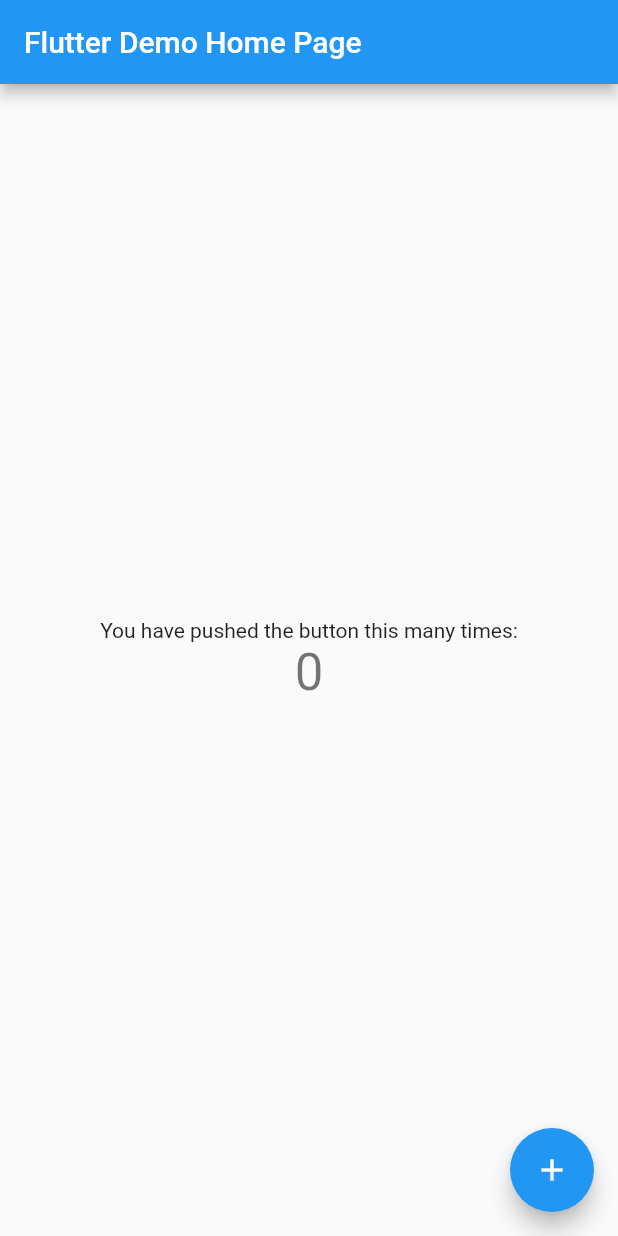
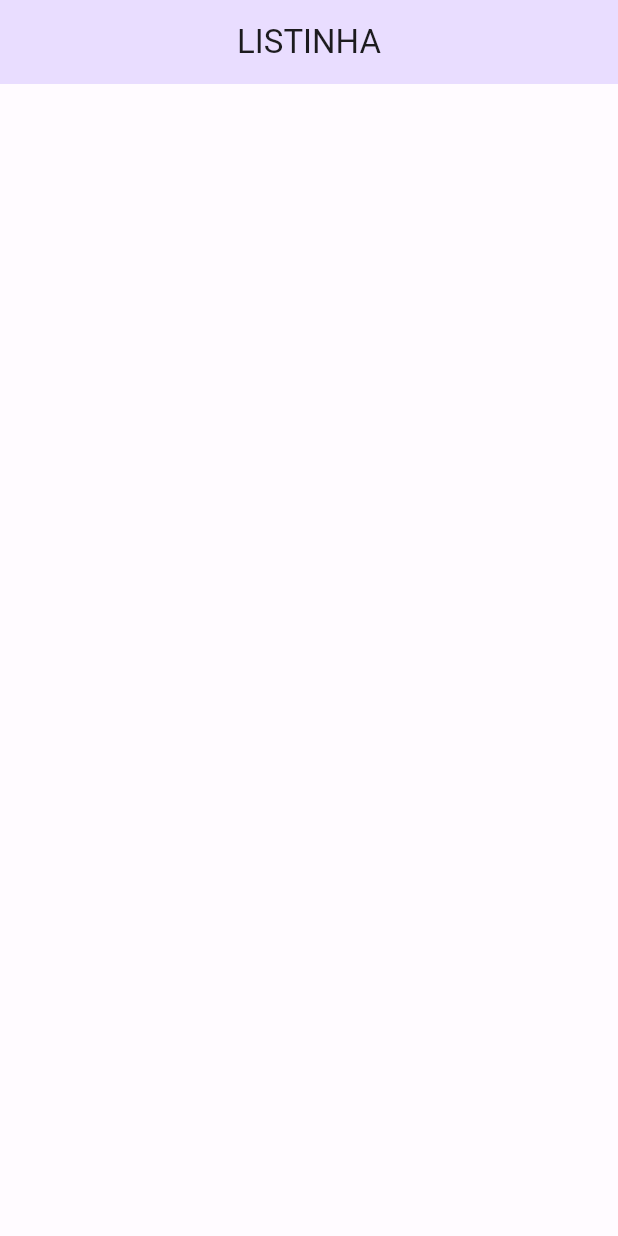
Before and after one commit to AdrielCosta420/app-lista-fullstack, a Flutter app: the screen it shows after launch, on a phone screen of 412 x 824 dp. Run offline on Flutter 3.47's test engine with Material 2 defaults, Android fonts, the phone set to English and light mode, and no system bars.

Commit message:
criando minha home page

```diff
--- /dev/null
+++ b/app_listinha/lib/app_widget.dart
@@ -0,0 +1,20 @@
+import 'package:app_listinha/src/home/home_page.dart';
+import 'package:flutter/material.dart';
+import 'src/shared/themes/themes.dart';
+
+class AppWidget extends StatelessWidget {
+  const AppWidget({super.key});
+
+  // This widget is the root of your application.
+  @override
+  Widget build(BuildContext context) {
+    return MaterialApp(
+      title: 'Flutter Demo',
+      debugShowCheckedModeBanner: false,
+      themeMode: ThemeMode.light,
+      theme: lightTheme,
+      darkTheme: dartTheme,
+      home: const HomePage(),
+    );
+  }
+}
--- a/app_listinha/lib/main.dart
+++ b/app_listinha/lib/main.dart
@@ -1,115 +1,6 @@
+import 'package:app_listinha/app_widget.dart';
 import 'package:flutter/material.dart';
 
 void main() {
-  runApp(const MyApp());
+  runApp(const AppWidget ());
 }
-
-class MyApp extends StatelessWidget {
-  const MyApp({super.key});
-
-  // This widget is the root of your application.
-  @override
-  Widget build(BuildContext context) {
-    return MaterialApp(
-      title: 'Flutter Demo',
-      theme: ThemeData(
-        // This is the theme of your application.
-        //
-        // Try running your application with "flutter run". You'll see the
-        // application has a blue toolbar. Then, without quitting the app, try
-        // changing the primarySwatch below to Colors.green and then invoke
-        // "hot reload" (press "r" in the console where you ran "flutter run",
-        // or simply save your changes to "hot reload" in a Flutter IDE).
-        // Notice that the counter didn't reset back to zero; the application
-        // is not restarted.
-        primarySwatch: Colors.blue,
-      ),
-      home: const MyHomePage(title: 'Flutter Demo Home Page'),
-    );
-  }
-}
-
-class MyHomePage extends StatefulWidget {
-  const MyHomePage({super.key, required this.title});
-
-  // This widget is the home page of your application. It is stateful, meaning
-  // that it has a State object (defined below) that contains fields that affect
-  // how it looks.
-
-  // This class is the configuration for the state. It holds the values (in this
-  // case the title) provided by the parent (in this case the App widget) and
-  // used by the build method of the State. Fields in a Widget subclass are
-  // always marked "final".
-
-  final String title;
-
-  @override
-  State<MyHomePage> createState() => _MyHomePageState();
-}
-
-class _MyHomePageState extends State<MyHomePage> {
-  int _counter = 0;
-
-  void _incrementCounter() {
-    setState(() {
-      // This call to setState tells the Flutter framework that something has
-      // changed in this State, which causes it to rerun the build method below
-      // so that the display can reflect the updated values. If we changed
-      // _counter without calling setState(), then the build method would not be
-      // called again, and so nothing would appear to happen.
-      _counter++;
-    });
-  }
-
-  @override
-  Widget build(BuildContext context) {
-    // This method is rerun every time setState is called, for instance as done
-    // by the _incrementCounter method above.
-    //
-    // The Flutter framework has been optimized to make rerunning build methods
-    // fast, so that you can just rebuild anything that needs updating rather
-    // than having to individually change instances of widgets.
-    return Scaffold(
-      appBar: AppBar(
-        // Here we take the value from the MyHomePage object that was created by
-        // the App.build method, and use it to set our appbar title.
-        title: Text(widget.title),
-      ),
-      body: Center(
-        // Center is a layout widget. It takes a single child and positions it
-        // in the middle of the parent.
-        child: Column(
-          // Column is also a layout widget. It takes a list of children and
-          // arranges them vertically. By default, it sizes itself to fit its
-          // children horizontally, and tries to be as tall as its parent.
-          //
-          // Invoke "debug painting" (press "p" in the console, choose the
-          // "Toggle Debug Paint" action from the Flutter Inspector in Android
-          // Studio, or the "Toggle Debug Paint" command in Visual Studio Code)
-          // to see the wireframe for each widget.
-          //
-          // Column has various properties to control how it sizes itself and
-          // how it positions its children. Here we use mainAxisAlignment to
-          // center the children vertically; the main axis here is the vertical
-          // axis because Columns are vertical (the cross axis would be
-          // horizontal).
-          mainAxisAlignment: MainAxisAlignment.center,
-          children: <Widget>[
-            const Text(
-              'You have pushed the button this many times:',
-            ),
-            Text(
-              '$_counter',
-              style: Theme.of(context).textTheme.headlineMedium,
-            ),
-          ],
-        ),
-      ),
-      floatingActionButton: FloatingActionButton(
-        onPressed: _incrementCounter,
-        tooltip: 'Increment',
-        child: const Icon(Icons.add),
-      ), // This trailing comma makes auto-formatting nicer for build methods.
-    );
-  }
-}
--- /dev/null
+++ b/app_listinha/lib/src/home/home_page.dart
@@ -0,0 +1,21 @@
+import 'package:flutter/material.dart';
+import 'package:flutter/src/widgets/framework.dart';
+import 'package:flutter/src/widgets/placeholder.dart';
+
+class HomePage extends StatefulWidget {
+  const HomePage({super.key});
+
+  @override
+  State<HomePage> createState() => _HomePageState();
+}
+
+class _HomePageState extends State<HomePage> {
+  @override
+  Widget build(BuildContext context) {
+    return Scaffold(
+      appBar: AppBar(
+        title: const Text('LISTINHA'),
+      ),
+    );
+  }
+}
--- /dev/null
+++ b/app_listinha/lib/src/shared/themes/themes.dart
@@ -0,0 +1,25 @@
+import 'package:flutter/material.dart';
+
+part 'color_schemes.g.dart';
+
+ThemeData get lightTheme => ThemeData(
+  useMaterial3: true,
+  colorScheme: _lightColorScheme,
+  appBarTheme: AppBarTheme(
+    centerTitle: true,
+    backgroundColor: _lightColorScheme.primaryContainer,
+  ),
+  floatingActionButtonTheme: FloatingActionButtonThemeData(
+    backgroundColor: _lightColorScheme.primary,
+    foregroundColor: Colors.white,
+  ),
+);
+
+ThemeData get dartTheme => ThemeData(
+  useMaterial3: true,
+  colorScheme: _darkColorScheme,
+  appBarTheme: AppBarTheme(
+    centerTitle: true,
+    backgroundColor: _darkColorScheme.primaryContainer,
+  ),
+);
```
Also changed, not shown: app_listinha/app_widget.dart (added), app_listinha/lib/src/shared/themes/color_schemes.g.dart (added), 1 other file.
